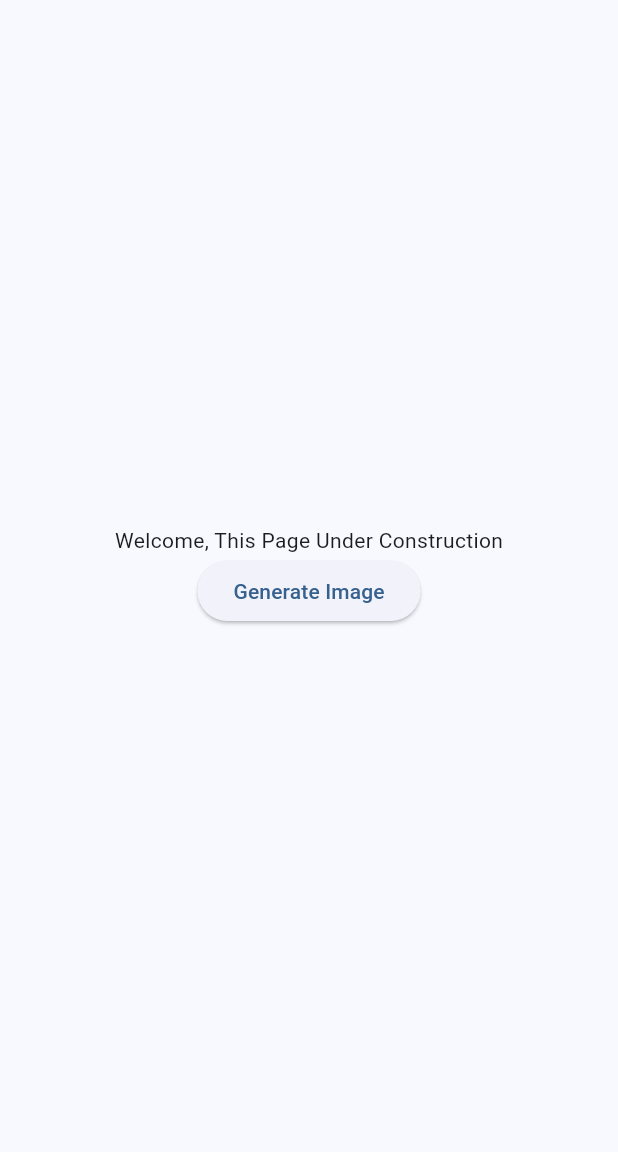
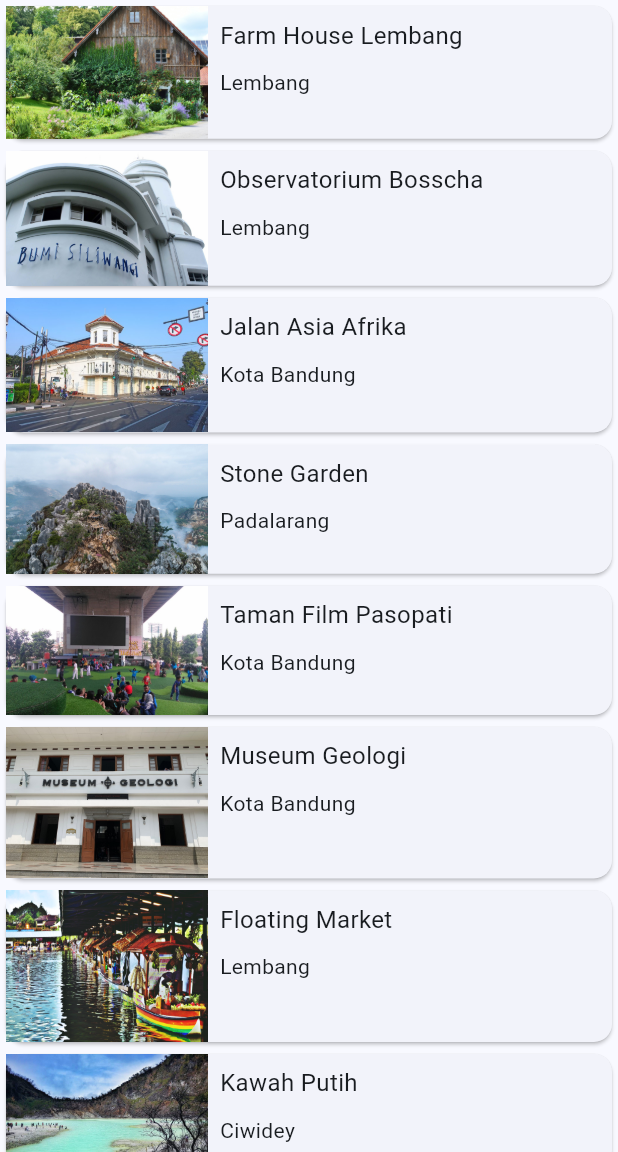
Before and after one commit to aryomuzakki/flutter-tempat-wisata, a Flutter app: the screen it shows after launch, on a phone screen of 412 x 824 dp, the part 84-1236 px from its top. Run offline on Flutter 3.47's test engine with Material 3 defaults, Android fonts, the phone set to English and light mode, and no system bars.

```diff
--- /dev/null
+++ b/lib/components/slider_image.dart
@@ -0,0 +1,55 @@
+import 'dart:ui';
+
+import 'package:flutter/material.dart';
+
+class SliderImage extends StatefulWidget {
+  final List<String> images;
+
+  const SliderImage({Key? key, required this.images}) : super(key: key);
+
+  @override
+  SliderImageState createState() => SliderImageState();
+}
+
+class SliderImageState extends State<SliderImage> {
+  final scrollController = ScrollController();
+
+  @override
+  Widget build(BuildContext context) {
+    return SizedBox(
+      height: 150,
+      child: Scrollbar(
+        thumbVisibility: true,
+        trackVisibility: true,
+        controller: scrollController,
+        child: ScrollConfiguration(
+          behavior: ScrollConfiguration.of(context).copyWith(dragDevices: {
+            PointerDeviceKind.touch,
+            PointerDeviceKind.mouse,
+          }),
+          child: Padding(
+            padding: const EdgeInsets.only(bottom: 18),
+            child: ListView.builder(
+              controller: scrollController,
+              itemBuilder: (context, index) {
+                final String imgURLs = widget.images[index];
+                return Padding(
+                  padding: const EdgeInsets.symmetric(horizontal: 8),
+                  child: Image.network(imgURLs),
+                );
+              },
+              itemCount: widget.images.length,
+              scrollDirection: Axis.horizontal,
+            ),
+          ),
+        ),
+      ),
+    );
+  }
+
+  @override
+  void dispose() {
+    scrollController.dispose();
+    super.dispose();
+  }
+}
--- a/lib/detail_screen.dart
+++ b/lib/detail_screen.dart
@@ -1,9 +1,13 @@
 import 'dart:ui';
 
 import 'package:flutter/material.dart';
+import 'package:tempat_wisata/components/slider_image.dart';
+import 'package:tempat_wisata/model/tourism_place.dart';
 
 class DetailScreen extends StatefulWidget {
-  const DetailScreen({Key? key}) : super(key: key);
+  final TourismPlace place;
+
+  const DetailScreen({Key? key, required this.place}) : super(key: key);
 
   @override
   _DetailScreenState createState() => _DetailScreenState();
@@ -37,8 +41,8 @@ class _DetailScreenState extends State<DetailScreen> {
                     : Stack(
                         children: <Widget>[
                           Container(
-                            child: Image.network(
-                              "https://source.unsplash.com/random/1280x720/?nature",
+                            child: Image.asset(
+                              widget.place.imageAsset,
                               // fit: BoxFit.contain
                             ),
                           ),
@@ -49,6 +53,7 @@ class _DetailScreenState extends State<DetailScreen> {
                                 mainAxisAlignment:
                                     MainAxisAlignment.spaceBetween,
                                 children: <Widget>[
+                                  // back button icon
                                   InkWell(
                                     child: Container(
                                       padding: const EdgeInsets.all(10),
@@ -65,6 +70,7 @@ class _DetailScreenState extends State<DetailScreen> {
                                       Navigator.pop(context);
                                     },
                                   ),
+                                  // mark favorite button
                                   Padding(
                                     padding: const EdgeInsets.all(0),
                                     child: IconButton(
@@ -113,11 +119,9 @@ class _DetailScreenState extends State<DetailScreen> {
                   child: Column(
                     children: <Widget>[
                       // heading
-                      Text(constraints.maxWidth.toString()),
-                      Text(constraints.maxHeight.toString()),
-                      const Text(
-                        "Great Lake of Toba",
-                        style: TextStyle(
+                      Text(
+                        widget.place.name,
+                        style: const TextStyle(
                           fontSize: 32,
                         ),
                       ),
@@ -125,28 +129,28 @@ class _DetailScreenState extends State<DetailScreen> {
                         height: 16,
                       ),
                       // information
-                      const Row(
+                      Row(
                         mainAxisAlignment: MainAxisAlignment.spaceEvenly,
                         children: [
                           Column(
                             children: [
-                              Icon(Icons.date_range_outlined),
-                              SizedBox(height: 6),
-                              Text("Open Everyday"),
+                              const Icon(Icons.date_range_outlined),
+                              const SizedBox(height: 6),
+                              Text(widget.place.openDays),
                             ],
                           ),
                           Column(
                             children: [
-                              Icon(Icons.watch_later_outlined),
-                              SizedBox(height: 6),
-                              Text("09.00 - 20.00"),
+                              const Icon(Icons.watch_later_outlined),
+                              const SizedBox(height: 6),
+                              Text(widget.place.openTime),
                             ],
                           ),
                           Column(
                             children: [
-                              Icon(Icons.attach_money_outlined),
-                              SizedBox(height: 6),
-                              Text("Rp 25.000"),
+                              const Icon(Icons.attach_money_outlined),
+                              const SizedBox(height: 6),
+                              Text(widget.place.ticketPrice),
                             ],
                           ),
                         ],
@@ -155,15 +159,17 @@ class _DetailScreenState extends State<DetailScreen> {
                         height: 18,
                       ),
                       // description
-                      const Text(
-                        "Aliquip duis voluptate incididunt esse est anim aliquip. Cillum ut do aliqua aliquip minim ex Lorem adipisicing qui excepteur excepteur ex qui. Amet dolor dolore ut consequat magna cupidatat ut tempor. Excepteur est eu occaecat consectetur nulla. Incididunt voluptate magna aliqua sit mollit.",
+                      Text(
+                        widget.place.description,
                         textAlign: TextAlign.center,
                       ),
                       const SizedBox(
                         height: 18,
                       ),
                       // image slider
-                      isLarge ? Container() : const SliderImage(),
+                      isLarge
+                          ? Container()
+                          : SliderImage(images: widget.place.imageUrls),
                     ],
                   ),
                 ),
@@ -175,61 +181,3 @@ class _DetailScreenState extends State<DetailScreen> {
     );
   }
 }
-
-class SliderImage extends StatefulWidget {
-  const SliderImage({Key? key}) : super(key: key);
-
-  @override
-  SliderImageState createState() => SliderImageState();
-}
-
-class SliderImageState extends State<SliderImage> {
-  final scrollController = ScrollController();
-
-  final List<String> images = [
-    "https://source.unsplash.com/random/1280x720/?nature",
-    "https://source.unsplash.com/random/1280x720/?nature",
-    "https://source.unsplash.com/random/1280x720/?nature",
-    "https://source.unsplash.com/random/1280x720/?nature",
-    "https://source.unsplash.com/random/1280x720/?nature",
-  ];
-
-  @override
-  Widget build(BuildContext context) {
-    return SizedBox(
-      height: 150,
-      child: Scrollbar(
-        thumbVisibility: true,
-        trackVisibility: true,
-        controller: scrollController,
-        child: ScrollConfiguration(
-          behavior: ScrollConfiguration.of(context).copyWith(dragDevices: {
-            PointerDeviceKind.touch,
-            PointerDeviceKind.mouse,
-          }),
-          child: Padding(
-            padding: const EdgeInsets.only(bottom: 18),
-            child: ListView.builder(
-              controller: scrollController,
-              itemBuilder: (context, index) {
-                final String imgURLs = images[index];
-                return Padding(
-                  padding: const EdgeInsets.symmetric(horizontal: 8),
-                  child: Image.network(imgURLs),
-                );
-              },
-              itemCount: images.length,
-              scrollDirection: Axis.horizontal,
-            ),
-          ),
-        ),
-      ),
-    );
-  }
-
-  @override
-  void dispose() {
-    scrollController.dispose();
-    super.dispose();
-  }
-}
--- a/lib/main.dart
+++ b/lib/main.dart
@@ -1,5 +1,6 @@
 import 'package:flutter/material.dart';
 import 'package:tempat_wisata/detail_screen.dart';
+import 'package:tempat_wisata/model/tourism_place.dart';
 
 void main() {
   runApp(const WisataApp());
@@ -27,22 +28,67 @@ class HomePage extends StatelessWidget {
   @override
   Widget build(BuildContext context) {
     return Scaffold(
-        appBar: AppBar(
-          title: const Text("Tempat Wisata Indonesia"),
-          backgroundColor: Theme.of(context).primaryColor,
-        ),
-        body: Column(mainAxisAlignment: MainAxisAlignment.center, children: [
-          Center(
-            child: Text("Welcome, This Page Under Construction"),
-          ),
-          ElevatedButton(
-            child: const Text('Generate Image'),
-            onPressed: () {
+      appBar: AppBar(
+        title: const Text("Tempat Wisata Indonesia"),
+        backgroundColor: Theme.of(context).primaryColor,
+      ),
+      // body: Column(mainAxisAlignment: MainAxisAlignment.center, children: [
+      //   Center(
+      //     child: Text("Welcome, This Page Under Construction"),
+      //   ),
+      //   ElevatedButton(
+      //     child: const Text('Generate Image'),
+      //     onPressed: () {
+      //       Navigator.push(context, MaterialPageRoute(builder: (context) {
+      //         return const DetailScreen();
+      //       }));
+      //     },
+      //   )
+      // ]),
+      body: ListView.builder(
+        itemCount: tourismPlaceList.length,
+        itemBuilder: (context, index) {
+          final TourismPlace place = tourismPlaceList[index];
+          return InkWell(
+            onTap: () {
               Navigator.push(context, MaterialPageRoute(builder: (context) {
-                return const DetailScreen();
+                return DetailScreen(place: place);
               }));
             },
-          )
-        ]));
+            child: Card(
+              child: Row(
+                crossAxisAlignment: CrossAxisAlignment.start,
+                children: <Widget>[
+                  Expanded(
+                    flex: 1,
+                    child: Image.asset(place.imageAsset),
+                  ),
+                  Expanded(
+                    flex: 2,
+                    child: Padding(
+                      padding: const EdgeInsets.all(8.0),
+                      child: Column(
+                        crossAxisAlignment: CrossAxisAlignment.start,
+                        mainAxisSize: MainAxisSize.min,
+                        children: <Widget>[
+                          Text(
+                            place.name,
+                            style: const TextStyle(fontSize: 16.0),
+                          ),
+                          const SizedBox(
+                            height: 10,
+                          ),
+                          Text(place.location),
+                        ],
+                      ),
+                    ),
+                  ),
+                ],
+              ),
+            ),
+          );
+        },
+      ),
+    );
   }
 }
--- /dev/null
+++ b/lib/model/tourism_place.dart
@@ -0,0 +1,159 @@
+class TourismPlace {
+  String name;
+  String location;
+  String description;
+  String openDays;
+  String openTime;
+  String ticketPrice;
+  String imageAsset;
+  List<String> imageUrls;
+
+  TourismPlace({
+    required this.name,
+    required this.location,
+    required this.description,
+    required this.openDays,
+    required this.openTime,
+    required this.ticketPrice,
+    required this.imageAsset,
+    required this.imageUrls,
+  });
+}
+
+var tourismPlaceList = [
+  TourismPlace(
+    name: 'Farm House Lembang',
+    location: 'Lembang',
+    description:
+        'Berada di jalur utama Bandung-Lembang, Farm House menjadi objek wisata yang tidak pernah sepi pengunjung. Selain karena letaknya strategis, kawasan ini juga menghadirkan nuansa wisata khas Eropa. Semua itu diterapkan dalam bentuk spot swafoto Instagramable.',
+    openDays: 'Open Everyday',
+    openTime: '09:00 - 20:00',
+    ticketPrice: 'Rp 25000',
+    imageAsset: 'images/farm-house.jpg',
+    imageUrls: [
+      'https://media-cdn.tripadvisor.com/media/photo-s/0d/7c/59/70/farmhouse-lembang.jpg',
+      'https://media-cdn.tripadvisor.com/media/photo-w/13/f0/22/f6/photo3jpg.jpg',
+      'https://media-cdn.tripadvisor.com/media/photo-m/1280/16/a9/33/43/liburan-di-farmhouse.jpg'
+    ],
+  ),
+  TourismPlace(
+    name: 'Observatorium Bosscha',
+    location: 'Lembang',
+    description:
+        'Memiliki beberapa teleskop, antara lain, Refraktor Ganda Zeiss, Schmidt Bimasakti, Refraktor Bamberg, Cassegrain GOTO, dan Teleskop Surya. Refraktor Ganda Zeiss adalah jenis teleskop terbesar untuk meneropong bintang. Benda ini diletakkan pada atap kubah sehingga saat teropong digunakan, atap tersebut harus dibuka. Observatorium Bosscha boleh dikunjungi oleh siapa pun, tanpa tiket. Namun, bagi yang ingin menggunakan teleskop Zeiss, wajib mendaftarkan diri. Untuk instansi atau lembaga pendidikan, diberikan jadwal hari Selasa sampai Jumat. Sementara itu, kunjungan individu dibuka setiap hari Sabtu.',
+    openDays: 'Open Tuesday - Saturday',
+    openTime: '09:00 - 14:30',
+    ticketPrice: 'Rp 20000',
+    imageAsset: 'images/bosscha.jpg',
+    imageUrls: [
+      'https://media-cdn.tripadvisor.com/media/photo-o/12/6b/63/0b/bosscha-observatory.jpg',
+      'https://media-cdn.tripadvisor.com/media/photo-p/0d/6a/88/9b/photo3jpg.jpg',
+      'https://media-cdn.tripadvisor.com/media/photo-o/11/3f/04/39/p-20171111-110220-largejpg.jpg',
+    ],
+  ),
+  TourismPlace(
+    name: 'Jalan Asia Afrika',
+    location: 'Kota Bandung',
+    description:
+        'Jalan Asia Afrika di Bandung memiliki kaitan yang sangat erat dengan pendirian kota Kembang ini. Karena pada saat itu, Gubernur Jenderal Herman Willem Deaendels dari Belanda menancapkan tongkatnya saat memerintahkan pendirian kota ini, yang kemudian diabadikan menjadi tugu Bandung Nol Kilometer.',
+    openDays: 'Open Everyday',
+    openTime: '24 hours',
+    ticketPrice: 'Free',
+    imageAsset: 'images/jalan-asia-afrika.jpg',
+    imageUrls: [
+      'https://media-cdn.tripadvisor.com/media/photo-o/0d/c2/e7/e6/quotes-kota-bandung.jpg',
+      'https://media-cdn.tripadvisor.com/media/photo-w/17/f4/44/01/jalan-asia-afrika.jpg',
+      'https://media-cdn.tripadvisor.com/media/photo-s/0a/ef/36/e2/jalan-asia-afrika.jpg',
+    ],
+  ),
+  TourismPlace(
+    name: 'Stone Garden',
+    location: 'Padalarang',
+    description:
+        'Stone Garden atau Taman Batu di Padalarang – Bandung ini adalah nama secara harafiah untuk apa yang akan kita lihat jika berada di sana. Hamparan batu yang artistik membuat kita merasa tidak sedang berada di Bandung, apalagi di Padalarang. Hamparan batu yang dimaksud bukan terhampar begitu saja di atas tanah luas yang menjadi permukaannya. Batu-batu besar yang ukuran pastinya bervariasi tersusun seperti memiliki suatu formasi matematis.',
+    openDays: 'Open Everyday',
+    openTime: '06:00 - 17:00',
+    ticketPrice: 'Rp 3000',
+    imageAsset: 'images/stone-garden.jpg',
+    imageUrls: [
+      'https://media-cdn.tripadvisor.com/media/photo-o/15/01/d7/4b/p-20180510-153310-01.jpg',
+      'https://media-cdn.tripadvisor.com/media/photo-w/15/68/00/32/stone-garden-citatah.jpg',
+      'https://media-cdn.tripadvisor.com/media/photo-o/0d/a2/cb/05/stone-garden-citatah.jpg',
+    ],
+  ),
+  TourismPlace(
+    name: 'Taman Film Pasopati',
+    location: 'Kota Bandung',
+    description:
+        'Menjadi salah satu tempat wisata di Bandung yang favorit, tentu Taman Film ini memiliki fasilitas cukup memadai. Pemberian fasilitas ini memiliki harapan para pengunjung akan merasa nyaman dan tak segan2 untuk kembali berkunjung terus menerus kesini. Beberapa fasilitas taman yang bisa kamu nikmati diantaranya seperti layar videotron besar berukuran 4×8 untuk memutar berbagai macam pilihan film seperti Film Indonesia, Bollywood, Korea, ataupun Indie Bandung.',
+    openDays: 'Open Everyday',
+    openTime: '24 hours',
+    ticketPrice: 'Free',
+    imageAsset: 'images/taman-film.jpg',
+    imageUrls: [
+      'https://media-cdn.tripadvisor.com/media/photo-o/08/8b/87/50/bandung-movie-park.jpg',
+      'https://media-cdn.tripadvisor.com/media/photo-o/17/67/d5/53/img-20190505-114509-largejpg.jpg',
+      'https://media-cdn.tripadvisor.com/media/photo-w/09/73/33/05/taman-film-pasopati.jpg',
+    ],
+  ),
+  TourismPlace(
+    name: 'Museum Geologi',
+    location: 'Kota Bandung',
+    description:
+        'Museum Geologi didirikan pada tanggal 16 Mei 1929. Museum ini telah direnovasi dengan dana bantuan dari JICA (Japan International Cooperation Agency). Setelah mengalami renovasi, Museum Geologi dibuka kembali dan diresmikan oleh Wakil Presiden RI, Megawati Soekarnoputri pada tanggal 23 Agustus 2000. Sebagai salah satu monumen bersejarah, museum berada di bawah perlindungan pemerintah dan merupakan peninggalan nasional. Dalam Museum ini, tersimpan dan dikelola materi-materi geologi yang berlimpah, seperti fosil, batuan, mineral. Kesemuanya itu dikumpulkan selama kerja lapangan di Indonesia sejak 1850.',
+    openDays: 'Open Saturday - Thursday',
+    openTime: '09:00 - 15:30',
+    ticketPrice: 'Rp 3000',
+    imageAsset: 'images/museum-geologi.jpg',
+    imageUrls: [
+      'https://media-cdn.tripadvisor.com/media/photo-w/19/1c/8e/f7/geology-museum.jpg',
+      'https://media-cdn.tripadvisor.com/media/photo-o/11/a7/35/b7/geology-museum.jpg',
+      'https://media-cdn.tripadvisor.com/media/photo-s/1a/55/e0/dc/geology-museum.jpg',
+    ],
+  ),
+  TourismPlace(
+    name: 'Floating Market',
+    location: 'Lembang',
+    description:
+        'Tempat wisata ini sepertinya memang ditujukan untuk wisata keluarga di Bandung. Di sini kita bisa menikmati suasana kawasan yang tertata rapi dan alami. Pada awalnya, floating market Lembang tidak begitu luas. Tapi sekarang sudah ekspansi dan memiliki banyak objek menarik baru. Nama floating market ini sepertinya merujuk pada stand tempat jualan makanan yang berada dalam perahu.',
+    openDays: 'Open Everyday',
+    openTime: '09:00 - 17:00',
+    ticketPrice: 'Rp 20000',
+    imageAsset: 'images/floating-market.png',
+    imageUrls: [
+      'https://media-cdn.tripadvisor.com/media/photo-o/17/f9/ff/f8/floating-market-bandung.jpg',
+      'https://media-cdn.tripadvisor.com/media/photo-p/1a/86/d3/cd/20200103-125059-largejpg.jpg',
+      'https://media-cdn.tripadvisor.com/media/photo-p/19/ce/b4/9b/img20181224120857-largejpg.jpg',
+    ],
+  ),
+  TourismPlace(
+    name: 'Kawah Putih',
+    location: 'Ciwidey',
+    description:
+        'Kawah Putih adalah tempat wisata di Bandung yang paling terkenal. Berlokasi di Ciwidey, Jawa Barat, kurang lebih sekitar 50 KM arah selatan kota Bandung, Kawah Putih adalah sebuah danau yang terbentuk akibat dari letusan Gunung Patuha. Sesuai dengan namanya, tanah yang ada di kawasan ini berwarna putih akibat dari pencampuran unsur belerang.',
+    openDays: 'Open Everyday',
+    openTime: '07:00 - 17:00',
+    ticketPrice: 'Rp 15000',
+    imageAsset: 'images/kawah-putih.jpg',
+    imageUrls: [
+      'https://media-cdn.tripadvisor.com/media/photo-o/0b/6e/7c/ce/rocks-sticking-out-of.jpg',
+      'https://media-cdn.tripadvisor.com/media/photo-p/0b/35/30/14/white-crater.jpg',
+      'https://media-cdn.tripadvisor.com/media/photo-o/0a/8b/9a/79/2945-t00572-www-initempatwisat.jpg',
+    ],
+  ),
+  TourismPlace(
+    name: 'Ranca Upas',
+    location: 'Ciwidey',
+    description:
+        'Ranca Upas Ciwidey adalah kawasan bumi perkemahan di bawah pengelolaan perhutani. Tempat ini berada di kawasan wisata Bandung Selatan, satu lokasi dengan kawah putih, kolam Cimanggu dan situ Patenggang. Banyak hal yang bisa dilakukan di kawasan wisata ini, seperti berkemah, berinteraksi dengan rusa, sampai bermain di water park dan mandi air panas.',
+    openDays: 'Open Everyday',
+    openTime: '24 hours',
+    ticketPrice: 'Rp 20000',
+    imageAsset: 'images/ranca-upas.jpg',
+    imageUrls: [
+      'https://media-cdn.tripadvisor.com/media/photo-o/1a/e0/7f/9c/kampung-cai-ranca-upas.jpg',
+      'https://media-cdn.tripadvisor.com/media/photo-w/13/ee/2f/87/ranca-upas.jpg',
+      'https://media-cdn.tripadvisor.com/media/photo-w/13/ee/27/0a/ranca-upas.jpg',
+    ],
+  ),
+];
```
Also changed, not shown: pubspec.yaml (+5 -4 lines), images/bosscha.jpg (added), images/farm-house.jpg (added), images/floating-market.png (added), images/jalan-asia-afrika.jpg (added), images/kawah-putih.jpg (added), images/museum-geologi.jpg (added), images/ranca-upas.jpg (added), images/stone-garden.jpg (added), images/taman-film.jpg (added).
